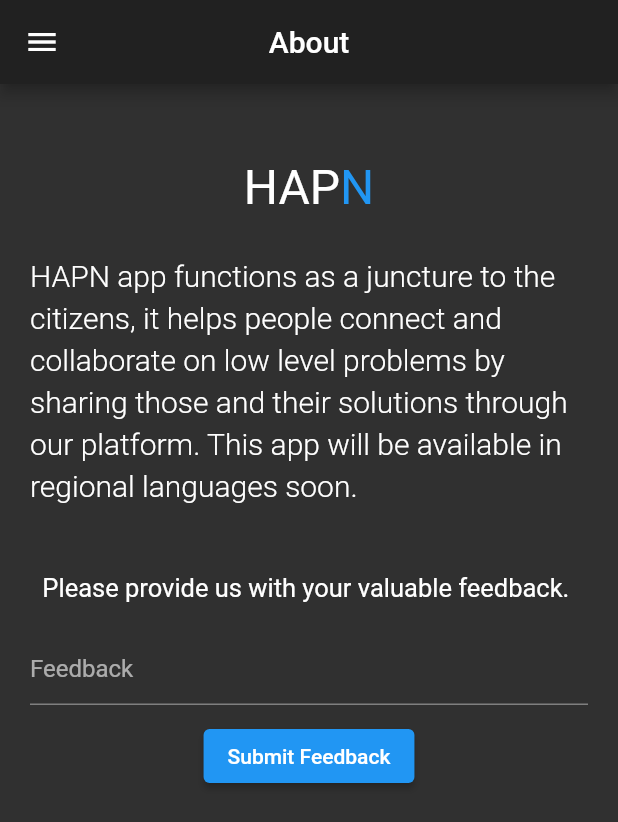
After one commit to KunjShah13/hapn_app, a Flutter app: the AboutApp screen opened directly, on a phone screen of 412 x 824 dp. The commit adds this screen. Shown: the top 822 px of the screen. Run offline on Flutter 3.47's test engine with Material 2 defaults, Android fonts, the phone set to English and light mode, and no system bars; our stand-ins replace cloud_firestore, firebase_auth, firebase_core, firebase_storage, image_picker, random_string; missing offline and left inert: country_state_city_picker; accounts and stored records are empty.

Commit message:
added about page and tweaked some things here and there

```diff
--- /dev/null
+++ b/lib/views/about_app.dart
@@ -0,0 +1,73 @@
+import 'package:flutter/material.dart';
+import 'package:hapn_app/views/my_drawer.dart';
+
+class AboutApp extends StatelessWidget {
+  @override
+  Widget build(BuildContext context) {
+    return Scaffold(
+      appBar: AppBar(
+        centerTitle: true,
+        title: Text("About")
+      ),
+      drawer: MyDrawer(),
+      body: Center(
+        child: ListView(
+          children: [
+            SizedBox(height: 50,),
+            Center(
+              child: Text.rich(
+                  TextSpan(
+                      text: "HAP",
+                      style: TextStyle(fontSize: 32),
+                      children: [
+                        TextSpan(
+                            text: "N",
+                            style: TextStyle(fontSize: 32, color: Colors.blue))
+                      ]),
+                ),
+            ),
+              Padding(
+                padding: const EdgeInsets.symmetric(horizontal: 20, vertical: 25),
+                child: Text(
+                  "HAPN app functions as a juncture to the citizens, it helps people connect and collaborate on low level problems by sharing those and their solutions through our platform. This app will be available in regional languages soon.",
+                  style: TextStyle(
+                    fontSize: 20,
+                    fontWeight: FontWeight.w300,
+                    height: 1.4
+                  ),
+                ),
+              ),
+            Container(
+              padding: EdgeInsets.symmetric(horizontal: 20),
+              child: Column(
+                children: [
+                  SizedBox(height: 20,),
+                  Center(
+                    child: Text(
+                        "Please provide us with your valuable feedback. ",
+                      style: TextStyle(
+                        fontSize: 17,
+                      ),
+                    ),
+                  ),
+                  SizedBox(height: 20,),
+                  TextField(
+                    decoration: InputDecoration(hintText: "Feedback"),
+                  ),
+                  SizedBox(height: 10,),
+                  ElevatedButton(
+                      onPressed: () {
+                        // TODO Handle Feedback
+                      },
+                      child: Text("Submit Feedback")
+                  )
+                ],
+              ),
+            )
+
+          ],
+        ),
+      ),
+    );
+  }
+}
--- a/lib/views/my_drawer.dart
+++ b/lib/views/my_drawer.dart
@@ -3,6 +3,7 @@ import 'package:hapn_app/views/homepage.dart';
 import 'package:firebase_auth/firebase_auth.dart';
 import 'package:hapn_app/views/auth/firebaseAuth.dart';
 import 'package:hapn_app/views/sdg.dart';
+import 'package:hapn_app/views/about_app.dart';
 
 FirebaseAuth _auth = FirebaseAuth.instance;
 
@@ -80,7 +81,10 @@ class MyDrawer extends StatelessWidget {
             ),
             onTap: () {
               // TODO About screen
-              Navigator.pop(context);
+              Navigator.push(
+                  context,
+                  MaterialPageRoute(builder: (_) => AboutApp())
+              );
             },
           ),
           ListTile(
--- a/lib/views/news_create.dart
+++ b/lib/views/news_create.dart
@@ -57,7 +57,7 @@ class _CreateNewsState extends State<CreateNews> {
         "author": author,
         "title": title,
         "content": content,
-        "claps": claps,
+        "claps": claps ?? 0,
       };
 
       crudMethods.addData(newsMap).then((result) {
@@ -92,18 +92,19 @@ class _CreateNewsState extends State<CreateNews> {
             },
             child: Container(
               padding: EdgeInsets.symmetric(horizontal: 20),
-              child: Icon(Icons.file_upload),
+              child: Icon(Icons.file_upload, color: Colors.blue,),
             ),
           )
         ],
       ),
       body: _isLoading
           ? Container(
+              padding: EdgeInsets.all(50),
               alignment: Alignment.center,
               child: CircularProgressIndicator(),
             )
           : Container(
-              child: Column(
+              child: ListView(
                 children: <Widget>[
                   SizedBox(
                     height: 10,
--- a/lib/views/sdg.dart
+++ b/lib/views/sdg.dart
@@ -29,13 +29,9 @@ class _SdgState extends State<Sdg> {
     return Scaffold(
       appBar: AppBar(
         centerTitle: true,
-        title: Text.rich(TextSpan(
-            text: "HAP",
-            style: TextStyle(fontSize: 22),
-            children: [
-              TextSpan(
-                  text: "N", style: TextStyle(fontSize: 22, color: Colors.blue))
-            ])),
+        title: Text(
+          "SDGs"
+        ),
         backgroundColor: Colors.transparent,
       ),
       drawer: MyDrawer(),
```
